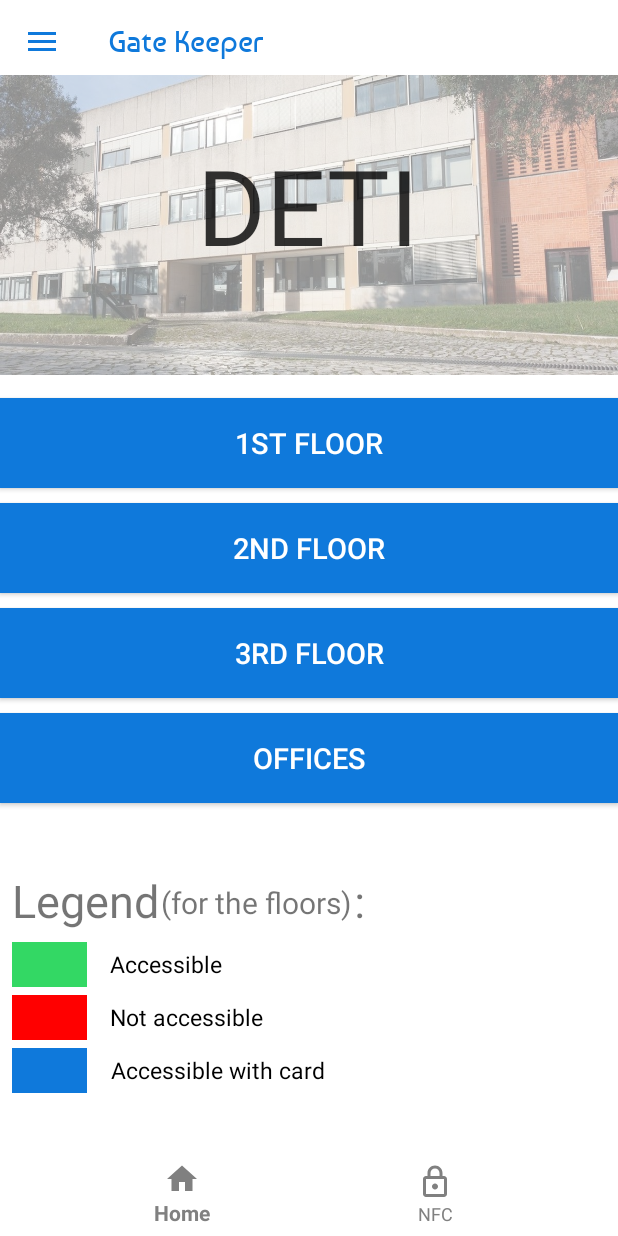
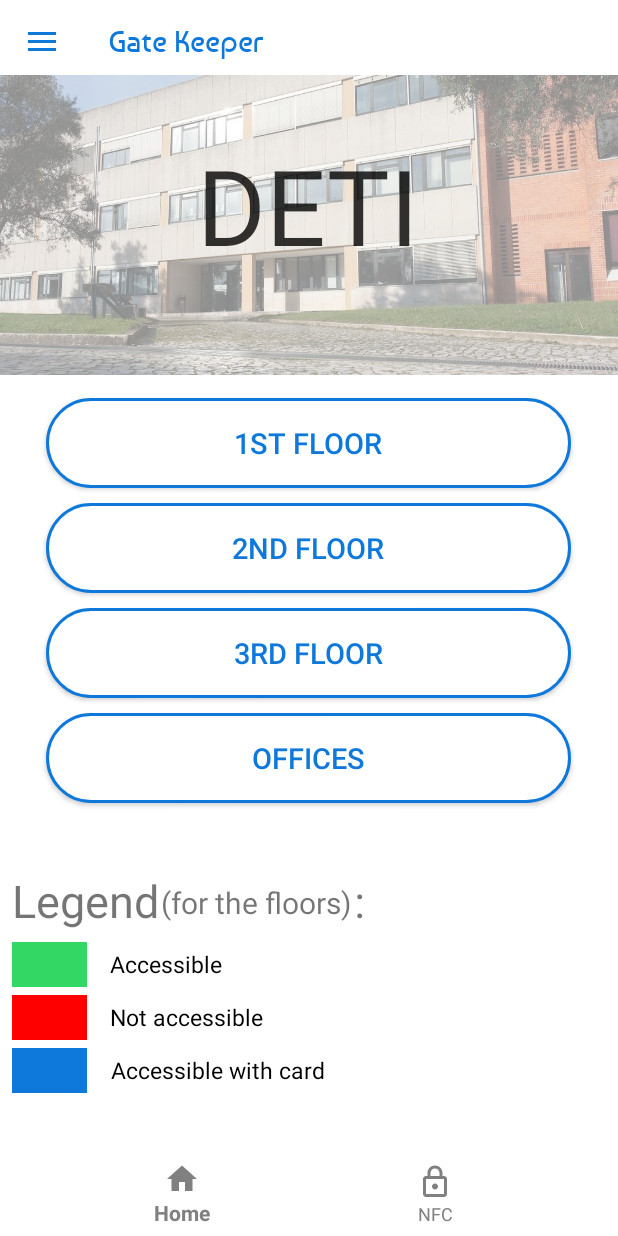
Before and after one commit to GateKeeperUA/FinalApp, an Android app: the screen it shows after launch (MainActivity), on a phone screen of 412 x 824 dp. Run offline under Robolectric (Android 15) with nearby library versions, the phone set to English and light mode, and no system bars.

Commit message:
Mudanças

```diff
--- /dev/null
+++ b/app/src/main/res/drawable/roundshape_button.xml
@@ -0,0 +1,10 @@
+<?xml version="1.0" encoding="utf-8"?>
+
+<shape xmlns:android="http://schemas.android.com/apk/res/android">
+    <stroke
+        android:width="2dp"
+        android:color="@color/azure"/>
+    <corners  android:radius="50dp"/>
+    <solid android:color="@color/white"></solid>
+
+</shape>
--- a/app/src/main/res/layout/fragment_home.xml
+++ b/app/src/main/res/layout/fragment_home.xml
@@ -29,47 +29,52 @@
 
     <Button
         android:id="@+id/floor1"
-        android:layout_width="match_parent"
+        android:layout_width="350dp"
         android:layout_height="60dp"
         android:layout_alignParentTop="true"
         android:layout_marginTop="265dp"
+        android:layout_centerHorizontal="true"
         android:text="1st floor"
         android:textSize="19sp"
-        android:textColor="@color/white"
-        android:background="@color/azure" />
+        android:textColor="@color/azure"
+        android:background="@drawable/roundshape_button" />
 
     <Button
         android:id="@+id/floor2"
-        android:layout_width="match_parent"
+        android:layout_width="350dp"
         android:layout_height="60dp"
         android:layout_below="@+id/floor1"
         android:layout_marginTop="10dp"
+        android:layout_centerHorizontal="true"
         android:text="2nd floor"
         android:textSize="19sp"
-        android:textColor="@color/white"
-        android:background="@color/azure"/>
+        android:textColor="@color/azure"
+        android:background="@drawable/roundshape_button"/>
 
     <Button
         android:id="@+id/floor3"
-        android:layout_width="match_parent"
+        android:layout_width="350dp"
         android:layout_height="60dp"
         android:layout_below="@+id/floor2"
         android:layout_marginTop="10dp"
+        android:layout_centerHorizontal="true"
         android:text="3rd floor"
         android:textSize="19sp"
-        android:textColor="@color/white"
-        android:background="@color/azure"/>
+        android:textColor="@color/azure"
+        android:background="@drawable/roundshape_button"/>
 
     <Button
         android:id="@+id/offices"
-        android:layout_width="match_parent"
+        android:layout_width="350dp"
         android:layout_height="60dp"
         android:layout_below="@+id/floor3"
         android:layout_marginTop="10dp"
+        android:layout_centerHorizontal="true"
         android:text="offices"
         android:textSize="19sp"
-        android:textColor="@color/white"
-        android:background="@color/azure"/>
+        android:textColor="@color/azure"
+        android:background="@drawable/roundshape_button"
+        />
 
     <TextView
         android:layout_width="wrap_content"
--- a/app/src/main/res/menu/bottom_menu.xml
+++ b/app/src/main/res/menu/bottom_menu.xml
@@ -4,11 +4,11 @@
     <item
         android:id="@+id/home"
         android:title="@string/title_home"
-        android:icon="@drawable/home_selector" />
+        android:icon="@drawable/nav_home" />
 
     <item
         android:id="@+id/shorts"
         android:title="@string/title_nfc"
-        android:icon="@drawable/lock_selector" />
+        android:icon="@drawable/lock_outlined" />
 
 </menu>
```
